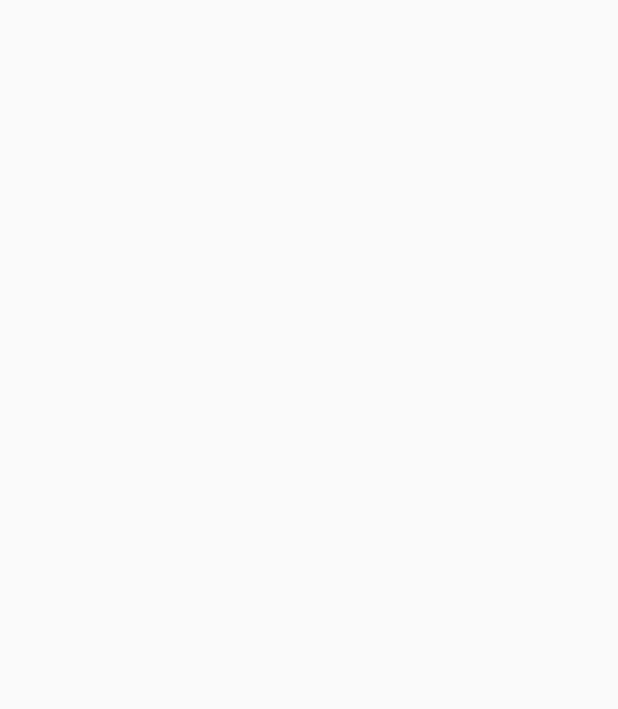
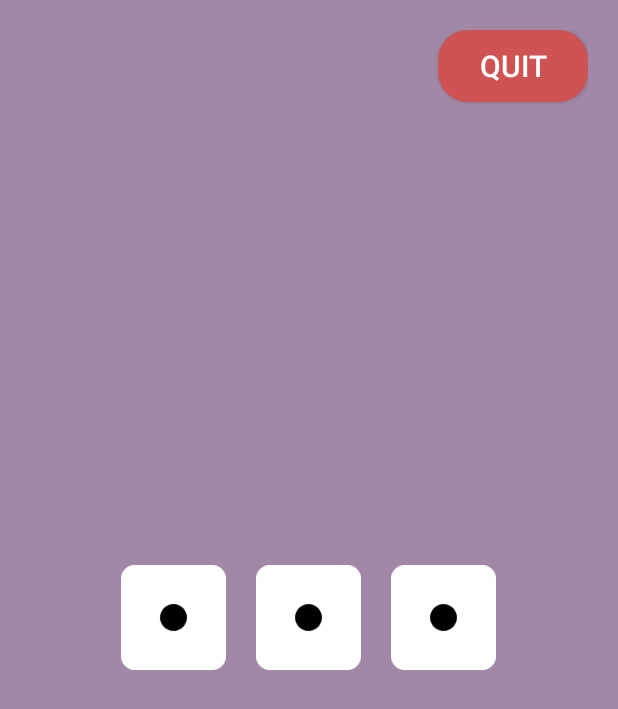
Before and after one commit to madoska/Pietjesbak, an Android app: the mainActivity screen opened directly, with no data from a screen before it, on a phone screen of 412 x 824 dp. Before the commit the part shown is empty. Shown: the top 709 px of the screen. Run offline under Robolectric (Android 15) with nearby library versions, the phone set to English and light mode, and no system bars.

```diff
--- a/app/src/main/java/com/example/pietjesbak/mainActivity.java
+++ b/app/src/main/java/com/example/pietjesbak/mainActivity.java
@@ -1,6 +1,12 @@
 package com.example.pietjesbak;
 
 import android.app.Activity;
+import android.os.Bundle;
 
 public class mainActivity extends Activity {
+    @Override
+    protected void onCreate(Bundle savedInstanceState){
+        super.onCreate(savedInstanceState);
+        setContentView(R.layout.activity_main);
+    }
 }
```
